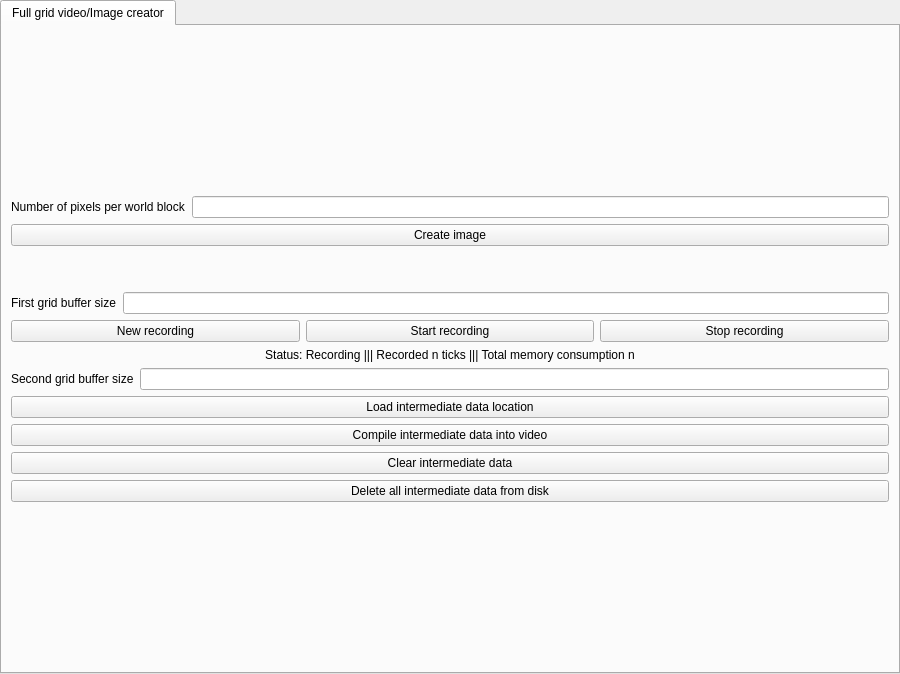
This is Source/UiFiles/recorder.ui in SuperSpaceEye/LifeEngineExtended as Qt 5 draws it before an edit. The edited form follows.
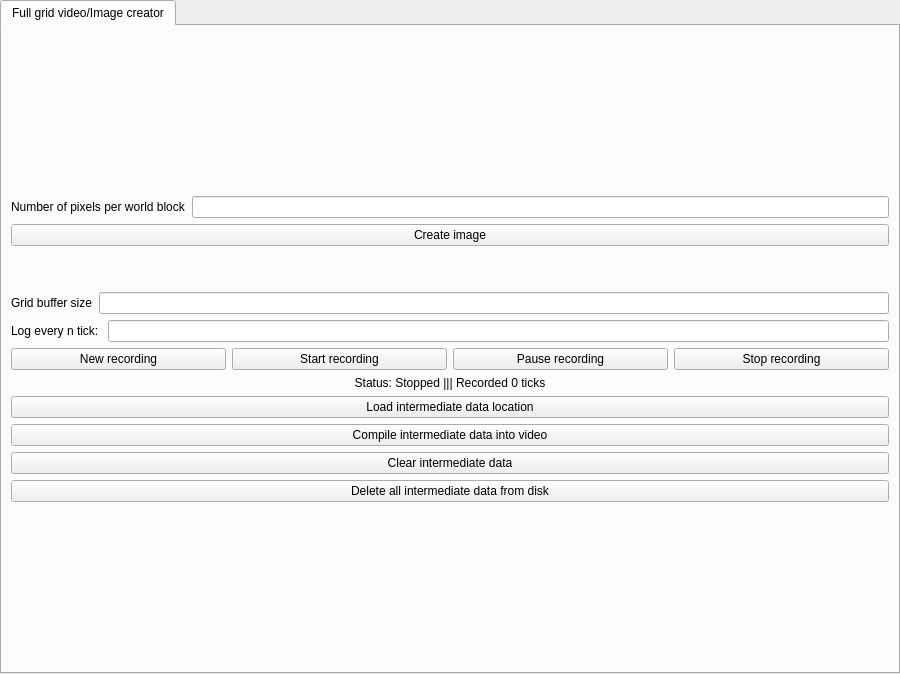
This is the edited form.

Commit message: Saving part of the video recording is done.

Diff of the .ui file:
```diff
--- a/Source/UiFiles/recorder.ui
+++ b/Source/UiFiles/recorder.ui
@@ -91,7 +91,7 @@
          <item>
           <widget class="QLabel" name="label_2">
            <property name="text">
-            <string>First grid buffer size</string>
+            <string>Grid buffer size</string>
            </property>
           </widget>
          </item>
@@ -100,6 +100,20 @@
          </item>
         </layout>
        </item>
+       <item>
+        <layout class="QHBoxLayout" name="horizontalLayout_4">
+         <item>
+          <widget class="QLabel" name="label_3">
+           <property name="text">
+            <string>Log every n tick: </string>
+           </property>
+          </widget>
+         </item>
+         <item>
+          <widget class="QLineEdit" name="le_log_every_n_tick"/>
+         </item>
+        </layout>
+       </item>
        <item>
         <layout class="QHBoxLayout" name="horizontalLayout_3">
          <item>
@@ -116,6 +130,13 @@
            </property>
           </widget>
          </item>
+         <item>
+          <widget class="QPushButton" name="b_pause_recording">
+           <property name="text">
+            <string>Pause recording</string>
+           </property>
+          </widget>
+         </item>
          <item>
           <widget class="QPushButton" name="b_stop_recording">
            <property name="text">
@@ -128,7 +149,7 @@
        <item>
         <widget class="QLabel" name="lb_recording_information">
          <property name="text">
-          <string>Status: Recording ||| Recorded n ticks ||| Total memory consumption n</string>
+          <string>Status: Stopped ||| Recorded 0 ticks</string>
          </property>
          <property name="alignment">
           <set>Qt::AlignCenter</set>
@@ -136,29 +157,11 @@
         </widget>
        </item>
        <item>
-        <layout class="QHBoxLayout" name="horizontalLayout_5">
-         <item>
-          <widget class="QLabel" name="label_3">
-           <property name="text">
-            <string>Second grid buffer size</string>
-           </property>
-          </widget>
-         </item>
-         <item>
-          <widget class="QLineEdit" name="le_second_grid_buffer_size"/>
-         </item>
-        </layout>
-       </item>
-       <item>
-        <layout class="QHBoxLayout" name="horizontalLayout_4">
-         <item>
-          <widget class="QPushButton" name="b_load_intermediate_data_location">
-           <property name="text">
-            <string>Load intermediate data location</string>
-           </property>
-          </widget>
-         </item>
-        </layout>
+        <widget class="QPushButton" name="b_load_intermediate_data_location">
+         <property name="text">
+          <string>Load intermediate data location</string>
+         </property>
+        </widget>
        </item>
        <item>
         <widget class="QPushButton" name="b_compile_intermediate_data_into_video">
```
Left out of the diff: 51 changed lines with no effect on the pictures. The commit also changes 23 other files.
